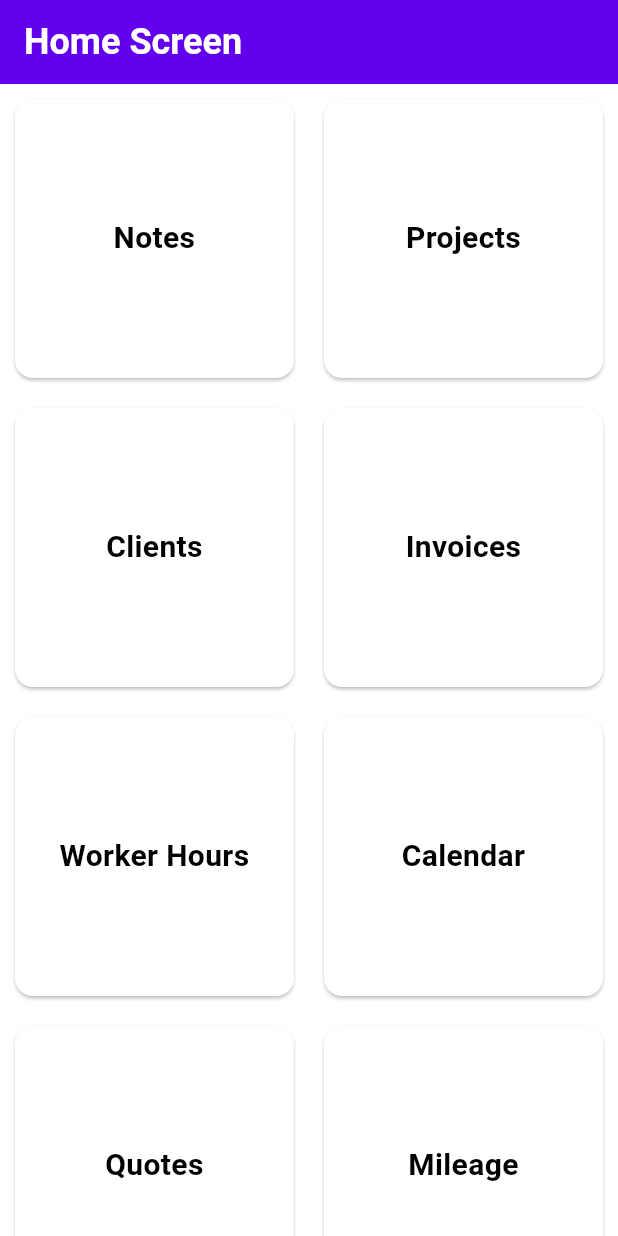
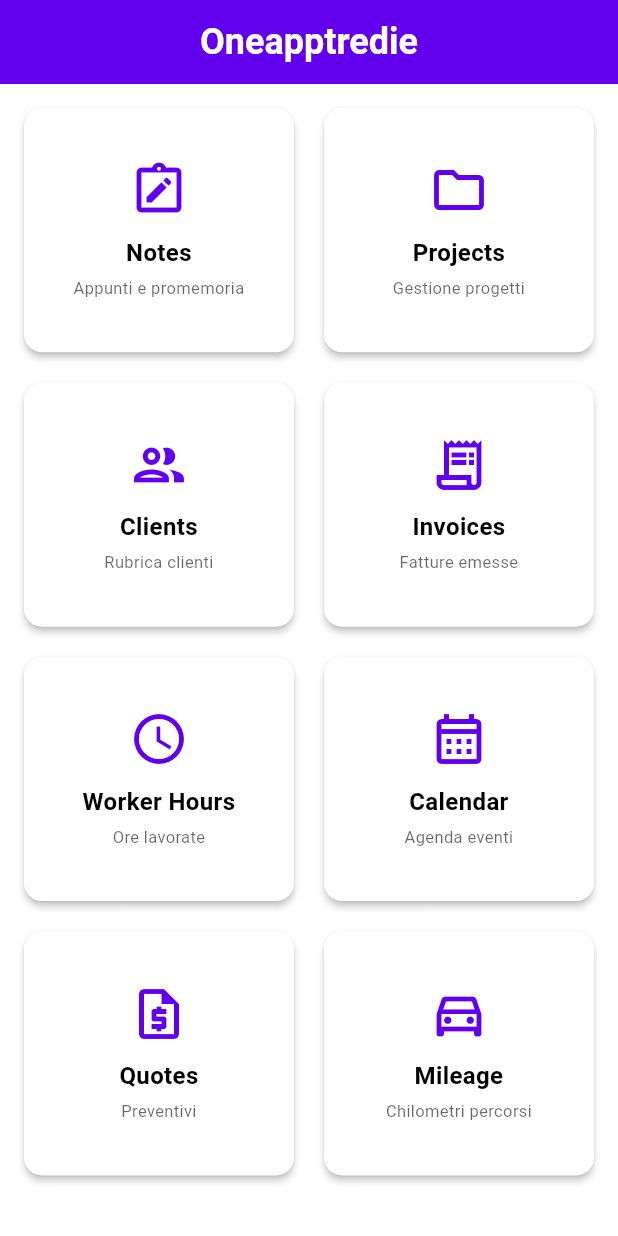
Before and after one commit to vincecosmano/5056, a Flutter app: the screen it shows after launch, on a phone screen of 412 x 824 dp. Run offline on Flutter 3.47's test engine with Material 3 defaults, Android fonts, the phone set to English and light mode, and no system bars; our stand-ins replace cloud_firestore, firebase_auth, firebase_core, geolocator, google_sign_in; accounts and stored records are empty.

Commit message:
Enhance HomeScreen with icons, update README progress summary and testing checklist
Agent-Logs-Url: https://github.com/vincecosmano/5056/sessions/daaf38da-7426-43ba-82ed-145dd570975a

Co-authored-by: vincecosmano <269934081+vincecosmano@users.noreply.github.com>

```diff
--- a/lib/screens/home_screen.dart
+++ b/lib/screens/home_screen.dart
@@ -3,43 +3,126 @@ import 'package:flutter/material.dart';
 class HomeScreen extends StatelessWidget {
   const HomeScreen({Key? key}) : super(key: key);
 
+  static const List<_ModuleItem> _modules = [
+    _ModuleItem(
+      title: 'Notes',
+      subtitle: 'Appunti e promemoria',
+      icon: Icons.note_alt_outlined,
+      route: '/notes',
+    ),
+    _ModuleItem(
+      title: 'Projects',
+      subtitle: 'Gestione progetti',
+      icon: Icons.folder_outlined,
+      route: '/projects',
+    ),
+    _ModuleItem(
+      title: 'Clients',
+      subtitle: 'Rubrica clienti',
+      icon: Icons.people_outlined,
+      route: '/clients',
+    ),
+    _ModuleItem(
+      title: 'Invoices',
+      subtitle: 'Fatture emesse',
+      icon: Icons.receipt_long_outlined,
+      route: '/invoices',
+    ),
+    _ModuleItem(
+      title: 'Worker Hours',
+      subtitle: 'Ore lavorate',
+      icon: Icons.access_time_outlined,
+      route: '/worker_hours',
+    ),
+    _ModuleItem(
+      title: 'Calendar',
+      subtitle: 'Agenda eventi',
+      icon: Icons.calendar_month_outlined,
+      route: '/calendar',
+    ),
+    _ModuleItem(
+      title: 'Quotes',
+      subtitle: 'Preventivi',
+      icon: Icons.request_quote_outlined,
+      route: '/quotes',
+    ),
+    _ModuleItem(
+      title: 'Mileage',
+      subtitle: 'Chilometri percorsi',
+      icon: Icons.directions_car_outlined,
+      route: '/mileage',
+    ),
+  ];
+
   @override
   Widget build(BuildContext context) {
     return Scaffold(
       appBar: AppBar(
-        title: const Text('Home Screen'),
+        title: const Text('Oneapptredie'),
+        centerTitle: true,
       ),
-      body: GridView.count(
-        crossAxisCount: 2,
-        children: <Widget>[
-          _buildGridItem(context, 'Notes', '/notes'),
-          _buildGridItem(context, 'Projects', '/projects'),
-          _buildGridItem(context, 'Clients', '/clients'),
-          _buildGridItem(context, 'Invoices', '/invoices'),
-          _buildGridItem(context, 'Worker Hours', '/worker_hours'),
-          _buildGridItem(context, 'Calendar', '/calendar'),
-          _buildGridItem(context, 'Quotes', '/quotes'),
-          _buildGridItem(context, 'Mileage', '/mileage'),
-        ],
+      body: GridView.builder(
+        padding: const EdgeInsets.all(12),
+        gridDelegate: const SliverGridDelegateWithFixedCrossAxisCount(
+          crossAxisCount: 2,
+          crossAxisSpacing: 12,
+          mainAxisSpacing: 12,
+          childAspectRatio: 1.1,
+        ),
+        itemCount: _modules.length,
+        itemBuilder: (context, index) {
+          return _buildGridItem(context, _modules[index]);
+        },
       ),
     );
   }
 
-  Widget _buildGridItem(BuildContext context, String title, String route) {
+  Widget _buildGridItem(BuildContext context, _ModuleItem module) {
+    final colorScheme = Theme.of(context).colorScheme;
     return Card(
-      margin: const EdgeInsets.all(10),
+      elevation: 2,
+      shape: RoundedRectangleBorder(borderRadius: BorderRadius.circular(12)),
       child: InkWell(
-        onTap: () {
-          Navigator.pushNamed(context, route);
-        },
-        child: Center(
-          child: Text(
-            title,
-            style: const TextStyle(fontSize: 20, fontWeight: FontWeight.bold),
-            textAlign: TextAlign.center,
+        borderRadius: BorderRadius.circular(12),
+        onTap: () => Navigator.pushNamed(context, module.route),
+        child: Padding(
+          padding: const EdgeInsets.all(16),
+          child: Column(
+            mainAxisAlignment: MainAxisAlignment.center,
+            children: [
+              Icon(module.icon, size: 40, color: colorScheme.primary),
+              const SizedBox(height: 10),
+              Text(
+                module.title,
+                style: const TextStyle(
+                    fontSize: 16, fontWeight: FontWeight.bold),
+                textAlign: TextAlign.center,
+              ),
+              const SizedBox(height: 4),
+              Text(
+                module.subtitle,
+                style: TextStyle(
+                    fontSize: 11, color: colorScheme.onSurface.withOpacity(0.6)),
+                textAlign: TextAlign.center,
+              ),
+            ],
           ),
         ),
       ),
     );
   }
 }
+
+class _ModuleItem {
+  final String title;
+  final String subtitle;
+  final IconData icon;
+  final String route;
+
+  const _ModuleItem({
+    required this.title,
+    required this.subtitle,
+    required this.icon,
+    required this.route,
+  });
+}
```
Also changed, not shown: 2 other files.
